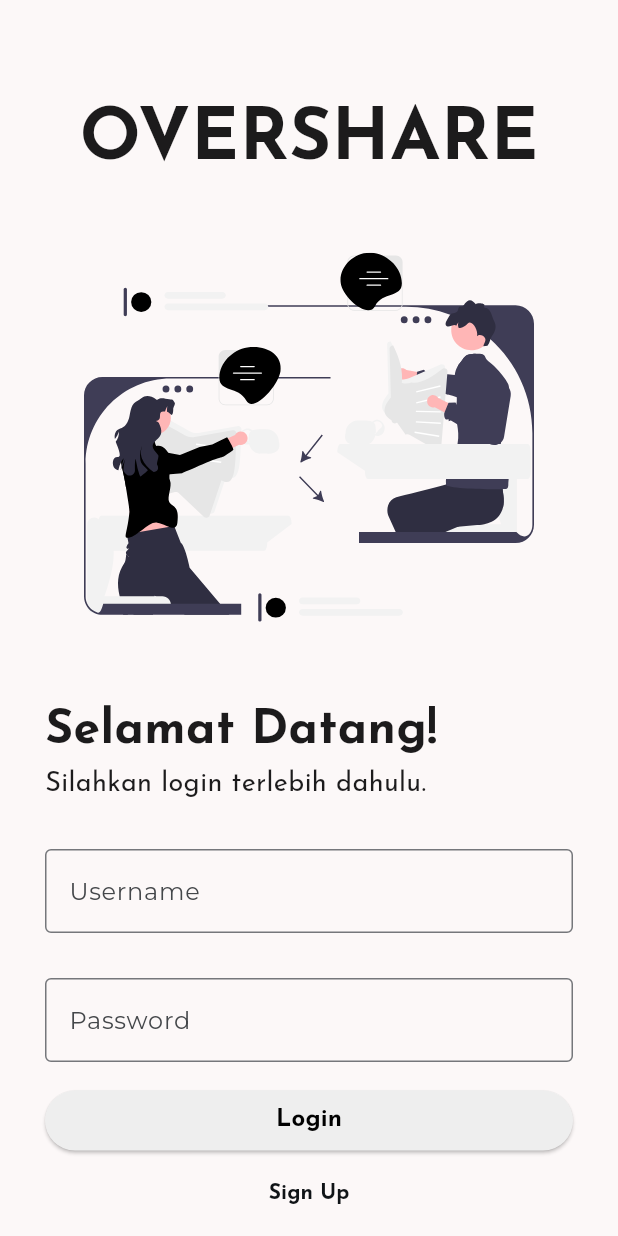
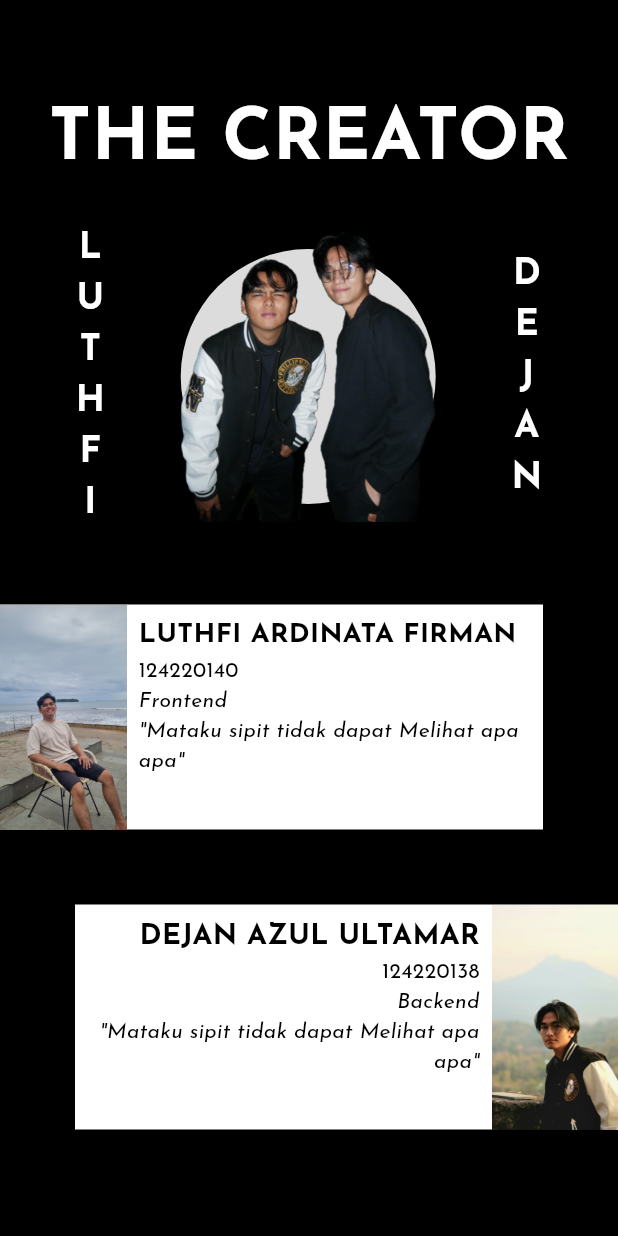
Before and after one commit to Lupse/overshare, a Flutter app: the screen it shows after launch, on a phone screen of 412 x 824 dp. Run offline on Flutter 3.47's test engine with Material 3 defaults, Android fonts, the light colour scheme and no system bars; our stand-ins replace firebase_core, flutter_svg, google_fonts; accounts and stored records are empty.

Commit message:
intro page

```diff
--- a/lib/main.dart
+++ b/lib/main.dart
@@ -3,6 +3,7 @@ import 'package:overshare/theme.dart';
 import 'package:overshare/util.dart';
 import 'package:overshare/views/landing.dart';
 import 'package:overshare/views/signup.dart';
+import 'package:overshare/views/intro.dart';
 
 void main() {
   runApp(const MainApp());
@@ -19,10 +20,11 @@ class MainApp extends StatelessWidget {
     MaterialTheme theme = MaterialTheme(textTheme);
     return MaterialApp(
       // Routing
-      initialRoute: "/landing",
+      initialRoute: "/intro",
       routes: {
         '/landing': (context) => const LandingPage(),
-        '/signup': (context) => const SignupPage()
+        '/signup': (context) => const SignupPage(),
+        '/intro': (context) => const Intro()
       },
 
       title: 'Overshare',
--- /dev/null
+++ b/lib/views/intro.dart
@@ -0,0 +1,196 @@
+import 'package:flutter/material.dart';
+import 'package:google_fonts/google_fonts.dart';
+
+class Intro extends StatelessWidget {
+  const Intro({super.key});
+
+  @override
+  Widget build(BuildContext context) {
+    return Scaffold(
+      body: Container(
+        decoration: const BoxDecoration(color: Colors.black),
+        child: Column(
+          mainAxisAlignment: MainAxisAlignment.start,
+          children: [
+            // Kolom Utama
+            Padding(
+              padding: const EdgeInsets.only(top: 60, bottom: 20),
+              child: Text("THE CREATOR",
+                  style: GoogleFonts.josefinSans(
+                    textStyle: const TextStyle(
+                        fontSize: 48,
+                        fontWeight: FontWeight.bold,
+                        color: Colors.white),
+                  )),
+            ),
+
+            // TITLE CONTENT
+            Row(
+              mainAxisAlignment: MainAxisAlignment.spaceEvenly,
+              crossAxisAlignment: CrossAxisAlignment.center,
+              children: [
+                Column(
+                  mainAxisAlignment: MainAxisAlignment.center,
+                  children: [
+                    for (var letter in 'LUTHFI'.split(''))
+                      Text(
+                        letter,
+                        style: GoogleFonts.josefinSans(
+                          textStyle: const TextStyle(
+                              fontSize: 24,
+                              fontWeight: FontWeight.bold,
+                              color: Colors.white),
+                        ),
+                      ),
+                  ],
+                ),
+                Stack(
+                  alignment: Alignment.center,
+                  children: [
+                    Container(
+                      width: 170,
+                      height: 170,
+                      decoration: const BoxDecoration(
+                        color: Color.fromARGB(255, 220, 220, 220),
+                        shape: BoxShape.circle,
+                      ),
+                    ),
+                    const Image(
+                      image: AssetImage("assets/profile.png"),
+                      width: 170,
+                    ),
+                  ],
+                ),
+                Column(
+                  mainAxisAlignment: MainAxisAlignment.center,
+                  children: [
+                    for (var letter in 'DEJAN'.split(''))
+                      Text(
+                        letter,
+                        style: GoogleFonts.josefinSans(
+                          textStyle: const TextStyle(
+                              fontSize: 24,
+                              fontWeight: FontWeight.bold,
+                              color: Colors.white),
+                        ),
+                      ),
+                  ],
+                )
+              ],
+            ),
+
+            // LUTHFI PROFILE'S
+            Padding(
+              padding: const EdgeInsets.only(top: 50.0, right: 50),
+              child: Container(
+                decoration: const BoxDecoration(color: Colors.white),
+                child: SizedBox(
+                  width: 400,
+                  height: 150,
+                  child: Row(
+                    children: [
+                      const Image(image: AssetImage("assets/luthfi.jpeg")),
+                      Expanded(
+                        child: Padding(
+                          padding: const EdgeInsets.all(8.0),
+                          child: Column(
+                            crossAxisAlignment: CrossAxisAlignment.start,
+                            children: [
+                              Text(
+                                "LUTHFI ARDINATA FIRMAN",
+                                style: GoogleFonts.josefinSans(
+                                    fontSize: 18,
+                                    fontWeight: FontWeight.bold,
+                                    color: Colors.black),
+                              ),
+                              Text(
+                                "124220140",
+                                style: GoogleFonts.josefinSans(
+                                    fontSize: 14, color: Colors.black),
+                              ),
+                              Text(
+                                "Frontend",
+                                style: GoogleFonts.josefinSans(
+                                    fontSize: 14,
+                                    fontStyle: FontStyle.italic,
+                                    color: Colors.black),
+                              ),
+                              Text(
+                                '"Mataku sipit tidak dapat Melihat apa apa"',
+                                style: GoogleFonts.josefinSans(
+                                    fontSize: 14,
+                                    fontStyle: FontStyle.italic,
+                                    color: Colors.black),
+                              ),
+                            ],
+                          ),
+                        ),
+                      )
+                    ],
+                  ),
+                ),
+              ),
+            ),
+
+            // DEJAN PROFILE'S
+            Padding(
+              padding: const EdgeInsets.only(top: 50.0, left: 50),
+              child: Container(
+                decoration: const BoxDecoration(color: Colors.white),
+                child: SizedBox(
+                  width: 400,
+                  height: 150,
+                  child: Row(
+                    mainAxisAlignment: MainAxisAlignment.end,
+                    children: [
+                      Expanded(
+                        child: Padding(
+                          padding: const EdgeInsets.all(8.0),
+                          child: Column(
+                            crossAxisAlignment: CrossAxisAlignment.end,
+                            children: [
+                              SizedBox(
+                                child: Text(
+                                  "DEJAN AZUL ULTAMAR",
+                                  style: GoogleFonts.josefinSans(
+                                      fontSize: 19,
+                                      fontWeight: FontWeight.bold,
+                                      color: Colors.black),
+                                ),
+                              ),
+                              Text(
+                                "124220138",
+                                style: GoogleFonts.josefinSans(
+                                    fontSize: 14, color: Colors.black),
+                              ),
+                              Text(
+                                "Backend",
+                                style: GoogleFonts.josefinSans(
+                                    fontSize: 14,
+                                    fontStyle: FontStyle.italic,
+                                    color: Colors.black),
+                              ),
+                              Text(
+                                '"Mataku sipit tidak dapat Melihat apa apa"',
+                                textAlign: TextAlign.end,
+                                style: GoogleFonts.josefinSans(
+                                    fontSize: 14,
+                                    fontStyle: FontStyle.italic,
+                                    color: Colors.black),
+                              ),
+                            ],
+                          ),
+                        ),
+                      ),
+                      const Image(image: AssetImage("assets/dejan.jpeg"))
+                    ],
+                  ),
+                ),
+              ),
+            )
+          ],
+        ),
+      ),
+    );
+  }
+}
--- a/lib/views/signup.dart
+++ b/lib/views/signup.dart
@@ -10,7 +10,7 @@ class SignupPage extends StatelessWidget {
     return GestureDetector(
       onHorizontalDragUpdate: (details) {
         if (details.primaryDelta! > 10) {
-          Navigator.pushNamed(context, '/login');
+          Navigator.pushNamed(context, '/landing');
         }
       },
       onTap: () {
--- a/pubspec.yaml
+++ b/pubspec.yaml
@@ -26,3 +26,6 @@ flutter:
   assets:
     - assets/landingHeader.svg
     - assets/signup.svg
+    - assets/profile.png
+    - assets/dejan.jpeg
+    - assets/luthfi.jpeg
```
Also changed, not shown: assets/dejan.jpeg (added), assets/luthfi.jpeg (added), assets/profile.png (added).
